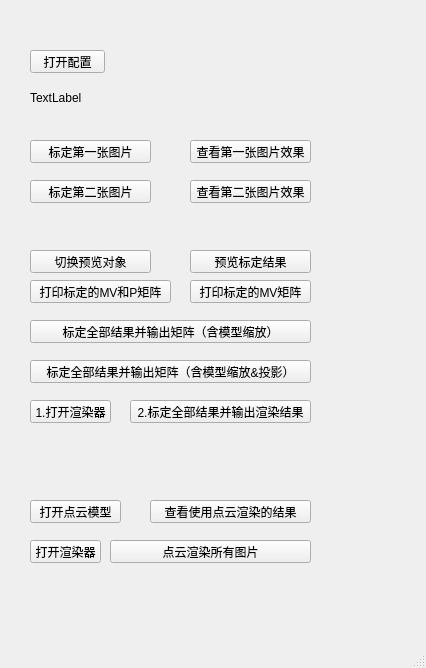
The window that hellogl2/mainentrywindow.ui (h005/myViewpoint) describes before a commit, drawn with Qt 5.
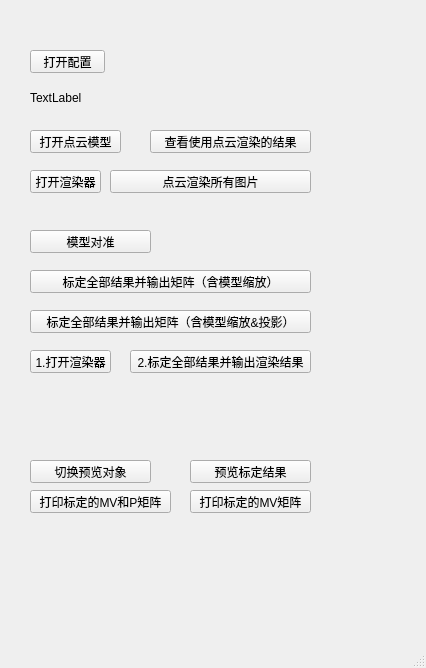
The same window after the commit.

Commit message: 模型先变换到点云坐标系下，再渲染到图像

What changed in the file:
```diff
--- a/hellogl2/mainentrywindow.ui
+++ b/hellogl2/mainentrywindow.ui
@@ -31,52 +31,13 @@
     <property name="geometry">
      <rect>
       <x>30</x>
-      <y>140</y>
+      <y>230</y>
       <width>121</width>
       <height>23</height>
      </rect>
     </property>
     <property name="text">
-     <string>标定第一张图片</string>
-    </property>
-   </widget>
-   <widget class="QPushButton" name="labelSecondImageBtn">
-    <property name="geometry">
-     <rect>
-      <x>30</x>
-      <y>180</y>
-      <width>121</width>
-      <height>23</height>
-     </rect>
-    </property>
-    <property name="text">
-     <string>标定第二张图片</string>
-    </property>
-   </widget>
-   <widget class="QPushButton" name="previewFirstImageBtn">
-    <property name="geometry">
-     <rect>
-      <x>190</x>
-      <y>140</y>
-      <width>121</width>
-      <height>23</height>
-     </rect>
-    </property>
-    <property name="text">
-     <string>查看第一张图片效果</string>
-    </property>
-   </widget>
-   <widget class="QPushButton" name="previewSecondImageBtn">
-    <property name="geometry">
-     <rect>
-      <x>190</x>
-      <y>180</y>
-      <width>121</width>
-      <height>23</height>
-     </rect>
-    </property>
-    <property name="text">
-     <string>查看第二张图片效果</string>
+     <string>模型对准</string>
     </property>
    </widget>
    <widget class="QLabel" name="configFileLabel">
@@ -96,7 +57,7 @@
     <property name="geometry">
      <rect>
       <x>30</x>
-      <y>320</y>
+      <y>270</y>
       <width>281</width>
       <height>23</height>
      </rect>
@@ -109,7 +70,7 @@
     <property name="geometry">
      <rect>
       <x>30</x>
-      <y>250</y>
+      <y>460</y>
       <width>121</width>
       <height>23</height>
      </rect>
@@ -122,7 +83,7 @@
     <property name="geometry">
      <rect>
       <x>190</x>
-      <y>250</y>
+      <y>460</y>
       <width>121</width>
       <height>23</height>
      </rect>
@@ -135,7 +96,7 @@
     <property name="geometry">
      <rect>
       <x>130</x>
-      <y>400</y>
+      <y>350</y>
       <width>181</width>
       <height>23</height>
      </rect>
@@ -148,7 +109,7 @@
     <property name="geometry">
      <rect>
       <x>30</x>
-      <y>400</y>
+      <y>350</y>
       <width>81</width>
       <height>23</height>
      </rect>
@@ -161,7 +122,7 @@
     <property name="geometry">
      <rect>
       <x>190</x>
-      <y>280</y>
+      <y>490</y>
       <width>121</width>
       <height>23</height>
      </rect>
@@ -174,7 +135,7 @@
     <property name="geometry">
      <rect>
       <x>30</x>
-      <y>280</y>
+      <y>490</y>
       <width>141</width>
       <height>23</height>
      </rect>
@@ -187,7 +148,7 @@
     <property name="geometry">
      <rect>
       <x>30</x>
-      <y>360</y>
+      <y>310</y>
       <width>281</width>
       <height>23</height>
      </rect>
@@ -200,7 +161,7 @@
     <property name="geometry">
      <rect>
       <x>30</x>
-      <y>500</y>
+      <y>130</y>
       <width>91</width>
       <height>23</height>
      </rect>
@@ -213,7 +174,7 @@
     <property name="geometry">
      <rect>
       <x>150</x>
-      <y>500</y>
+      <y>130</y>
       <width>161</width>
       <height>23</height>
      </rect>
@@ -226,7 +187,7 @@
     <property name="geometry">
      <rect>
       <x>110</x>
-      <y>540</y>
+      <y>170</y>
       <width>201</width>
       <height>23</height>
      </rect>
@@ -239,7 +200,7 @@
     <property name="geometry">
      <rect>
       <x>30</x>
-      <y>540</y>
+      <y>170</y>
       <width>71</width>
       <height>23</height>
      </rect>
```
The commit also changes 9 other files.
